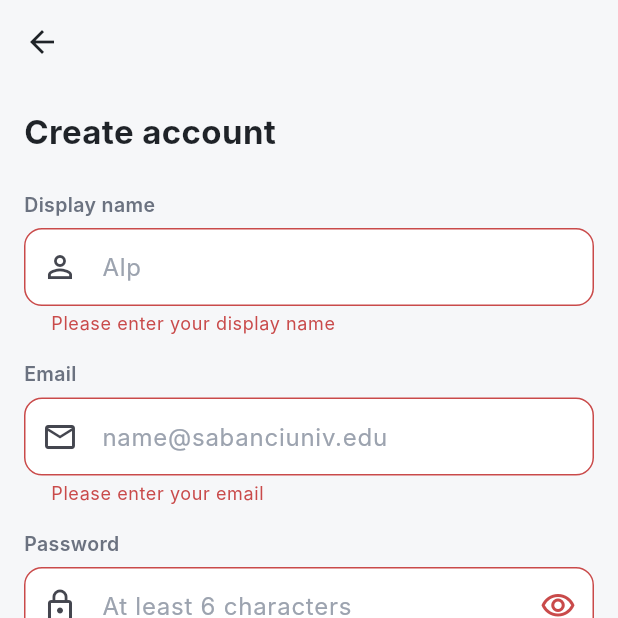
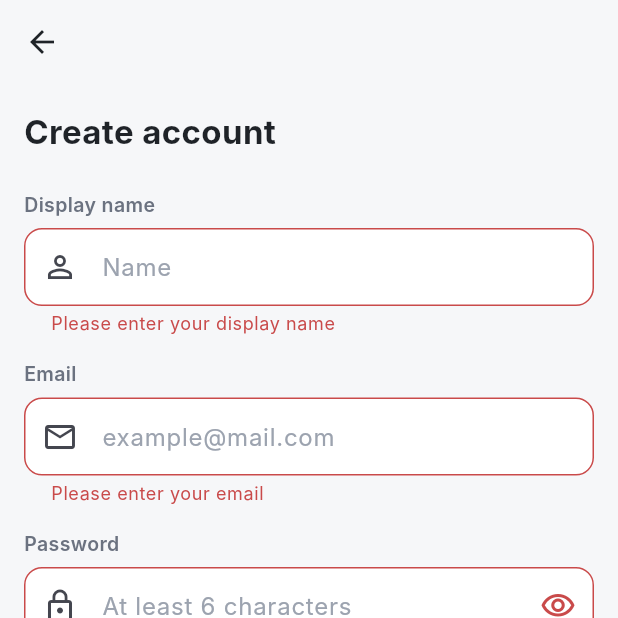
Before and after one commit to necdetalpozdemir/CS310PROJECT, a Flutter app: the SignUpScreen screen opened by its route, after a tap on "Create account", on a phone screen of 412 x 824 dp, the top half of it. Run offline on Flutter 3.47's test engine with Material 3 defaults, Android fonts, the phone set to English and light mode, and no system bars.

Commit message:
Update Sign Up placeholders and name validation

```diff
--- a/lib/screens/auth/signup_screen.dart
+++ b/lib/screens/auth/signup_screen.dart
@@ -34,6 +34,14 @@ class _SignUpScreenState extends State<SignUpScreen> {
     _passwordController.dispose();
     _confirmController.dispose();
     super.dispose();
+  }
+
+  // Same rule as "Edit display name" on Profile.
+  String? _validateName(String? value) {
+    final error = Validators.notEmpty(value, 'your display name');
+    if (error != null) return error;
+    if (value!.trim().length > 30) return 'Name must be 30 characters or fewer';
+    return null;
   }
 
   String? _validateConfirm(String? value) {
@@ -82,17 +90,16 @@ class _SignUpScreenState extends State<SignUpScreen> {
                 const SizedBox(height: AppSpacing.xl),
                 AppTextField(
                   label: 'Display name',
-                  hintText: 'Alp',
+                  hintText: 'Name',
                   icon: Icons.person_outline,
                   controller: _nameController,
                   textInputAction: TextInputAction.next,
-                  validator: (value) =>
-                      Validators.notEmpty(value, 'your display name'),
+                  validator: _validateName,
                 ),
                 const SizedBox(height: AppSpacing.lg),
                 AppTextField(
                   label: 'Email',
-                  hintText: 'name@sabanciuniv.edu',
+                  hintText: 'example@mail.com',
                   icon: Icons.mail_outline,
                   controller: _emailController,
                   keyboardType: TextInputType.emailAddress,
```
